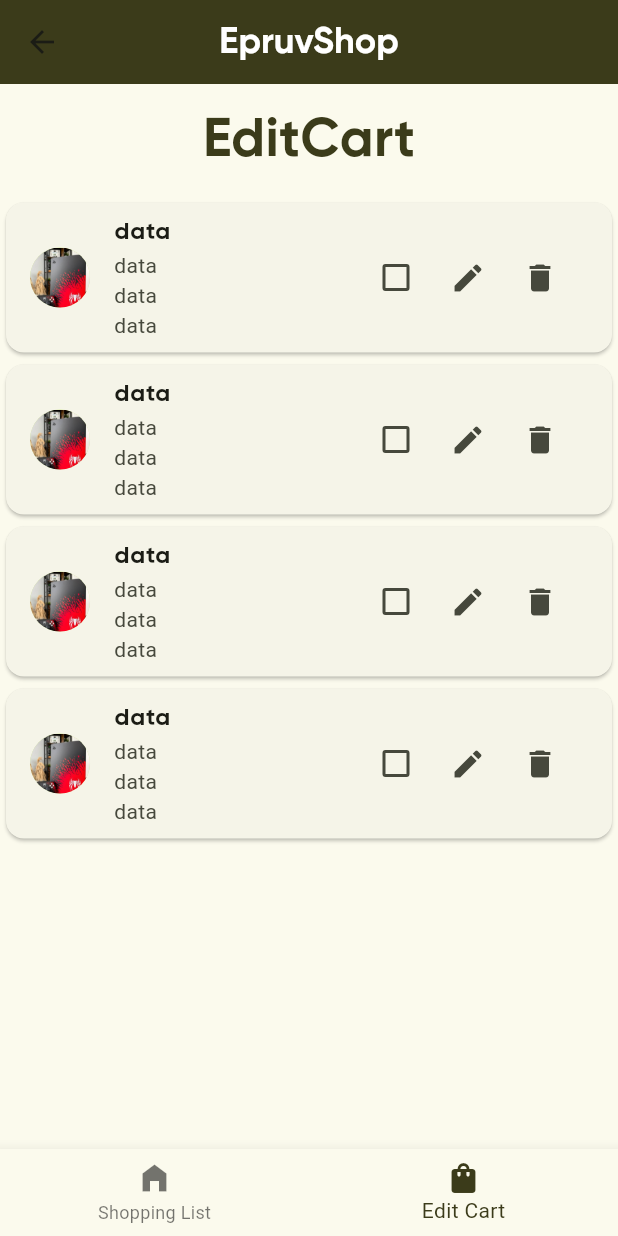
After one commit to qeisandi/flutter_task_13, a Flutter app: the BottomNav screen opened by its route, item 2 of the bottom bar chosen, after a tap on the "edit" icon, on a phone screen of 412 x 824 dp. The commit adds this screen. Run offline on Flutter 3.47's test engine with Material 3 defaults, Android fonts, the phone set to English and light mode, and no system bars; our stand-ins replace sqflite; accounts and stored records are empty.

Commit message:
project 13 flutter

```diff
--- /dev/null
+++ b/lib/project/bottom_nav.dart/bottom_nav.dart
@@ -0,0 +1,43 @@
+import 'package:flutter/material.dart';
+import 'package:flutter_task_13/project/home_screen/edit_cart.dart';
+import 'package:flutter_task_13/project/home_screen/home_screen.dart';
+
+class BottomNav extends StatefulWidget {
+  static const String id = "/bottom_nav";
+  const BottomNav({super.key});
+
+  @override
+  State<BottomNav> createState() => _BottomNavState();
+}
+
+class _BottomNavState extends State<BottomNav> {
+  int _bottom = 0;
+  static const List<Widget> _widgetOption = <Widget>[HomeScreen(), EditCart()];
+  void _onItemTapped(int index) {
+    setState(() {
+      _bottom = index;
+    });
+  }
+
+  @override
+  Widget build(BuildContext context) {
+    return Scaffold(
+      body: Center(child: _widgetOption.elementAt(_bottom)),
+      bottomNavigationBar: BottomNavigationBar(
+        items: const <BottomNavigationBarItem>[
+          BottomNavigationBarItem(
+            icon: Icon(Icons.home_filled),
+            label: 'Shopping List',
+          ),
+          BottomNavigationBarItem(
+            icon: Icon(Icons.shopping_bag_rounded),
+            label: 'Edit Cart',
+          ),
+        ],
+        currentIndex: _bottom,
+        selectedItemColor: Color(0xff3B3B1A),
+        onTap: _onItemTapped,
+      ),
+    );
+  }
+}
--- a/lib/project/dbHelper/db_helper.dart
+++ b/lib/project/dbHelper/db_helper.dart
@@ -41,4 +41,6 @@ class DbHelper {
       return null;
     }
   }
+
+  static getEditCartItems() {}
 }
--- /dev/null
+++ b/lib/project/home_screen/edit_cart.dart
@@ -0,0 +1,89 @@
+import 'package:flutter/material.dart';
+
+class EditCart extends StatefulWidget {
+  const EditCart({super.key});
+
+  @override
+  State<EditCart> createState() => _EditCartState();
+}
+
+class _EditCartState extends State<EditCart> {
+  bool _valueCheck = false;
+  @override
+  Widget build(BuildContext context) {
+    return Scaffold(
+      appBar: AppBar(
+        backgroundColor: Color(0xff3B3B1A),
+        centerTitle: true,
+        title: Text(
+          'EpruvShop',
+          style: TextStyle(
+            fontFamily: 'Gilroy',
+            fontSize: 24,
+            color: Colors.white,
+          ),
+        ),
+      ),
+      body: Column(
+        children: [
+          SizedBox(height: 12),
+          Text(
+            'EditCart',
+            style: TextStyle(
+              fontFamily: 'Gilroy',
+              fontSize: 36,
+              color: Color(0xff3B3B1A),
+            ),
+          ),
+          SizedBox(height: 12),
+          Expanded(
+            child: ListView.builder(
+              // shrinkWrap: true,
+              itemCount: 4,
+              itemBuilder: (BuildContext context, int index) {
+                return Column(
+                  children: [
+                    Card(
+                      child: ListTile(
+                        leading: CircleAvatar(
+                          backgroundImage: AssetImage('assets/image/pro4.jpg'),
+                        ),
+                        title: Text(
+                          'data',
+                          style: TextStyle(fontFamily: 'Gilroy'),
+                        ),
+                        subtitle: Text('data\ndata\ndata'),
+                        trailing: Row(
+                          mainAxisSize: MainAxisSize.min,
+                          children: [
+                            Checkbox(
+                              activeColor: Color(0xff3B3B1A),
+                              value: _valueCheck,
+                              onChanged: (value) {
+                                setState(() {
+                                  _valueCheck = value!;
+                                });
+                              },
+                            ),
+                            IconButton(
+                              onPressed: () {},
+                              icon: Icon(Icons.edit),
+                            ),
+                            IconButton(
+                              onPressed: () {},
+                              icon: Icon(Icons.delete),
+                            ),
+                          ],
+                        ),
+                      ),
+                    ),
+                  ],
+                );
+              },
+            ),
+          ),
+        ],
+      ),
+    );
+  }
+}
--- /dev/null
+++ b/lib/project/home_screen/helper/db_helper_home.dart
@@ -0,0 +1,56 @@
+import 'package:flutter_task_13/project/home_screen/helper/user_model_home.dart';
+import 'package:path/path.dart';
+import 'package:sqflite/sqflite.dart';
+
+class DatabaseHelper {
+  static Future<Database> db() async {
+    final dbPath = await getDatabasesPath();
+    return openDatabase(
+      join(dbPath, 'cart.db'),
+      onCreate: (db, version) {
+        return db.execute(
+          'CREATE TABLE cart(id INTEGER PRIMARY KEY AUTOINCREMENT, nama TEXT,kategori TEXT,harga INTEGER,)',
+        );
+      },
+      version: 1,
+    );
+  }
+
+  static Future<void> insertCart(Cart cart) async {
+    final db = await DatabaseHelper.db();
+    await db.insert(
+      'cart',
+      cart.toMap(),
+      conflictAlgorithm: ConflictAlgorithm.replace,
+    );
+  }
+
+  static Future<List<Cart>> getAllCart() async {
+    final db = await DatabaseHelper.db();
+    final List<Map<String, dynamic>> maps = await db.query('belanjaan');
+
+    return List.generate(maps.length, (i) => Cart.fromMap(maps[i]));
+  }
+
+  static Future<void> deleteCart(int id) async {
+    final db = await DatabaseHelper.db();
+    await db.delete('cart', where: 'id = ?', whereArgs: [id]);
+
+    final count = Sqflite.firstIntValue(
+      await db.rawQuery('SELECT COUNT (*) FROM cart'),
+    );
+    if (count == 0) {
+      await db.execute("DELETE FROM sqlite_sequence WHERE name ='cart'");
+    }
+  }
+
+  static Future<void> updateCart(Cart cart) async {
+    final db = await DatabaseHelper.db();
+    await db.update(
+      'cart',
+      cart.toMap(),
+      where: 'id = ?',
+      whereArgs: [cart.id],
+    );
+  }
+}
--- /dev/null
+++ b/lib/project/home_screen/helper/user_model_home.dart
@@ -0,0 +1,38 @@
+import 'dart:convert';
+
+// ignore_for_file: public_member_api_docs, sort_constructors_first
+class Cart {
+  final int? id;
+  final String nama;
+  final String kategori;
+  final int harga;
+  Cart({
+    this.id,
+    required this.nama,
+    required this.kategori,
+    required this.harga,
+  });
+
+  Map<String, dynamic> toMap() {
+    return <String, dynamic>{
+      'id': id,
+      'nama': nama,
+      'kategori': kategori,
+      'harga': harga,
+    };
+  }
+
+  factory Cart.fromMap(Map<String, dynamic> map) {
+    return Cart(
+      id: map['id'] != null ? map['id'] as int : null,
+      nama: map['nama'] as String,
+      kategori: map['kategori'] as String,
+      harga: map['harga'] as int,
+    );
+  }
+
+  String toJson() => json.encode(toMap());
+
+  factory Cart.fromJson(String source) =>
+      Cart.fromMap(json.decode(source) as Map<String, dynamic>);
+}
--- a/lib/project/home_screen/home_screen.dart
+++ b/lib/project/home_screen/home_screen.dart
@@ -1,5 +1,5 @@
 import 'package:flutter/material.dart';
-// import 'package:flutter_task_13/project/home_screen/model_screen.dart';
+import 'package:flutter/services.dart';
 
 class HomeScreen extends StatefulWidget {
   const HomeScreen({super.key});
@@ -9,107 +9,129 @@ class HomeScreen extends StatefulWidget {
 }
 
 class _HomeScreenState extends State<HomeScreen> {
-  // final List<Elektronik> kategoriC = [
-  //   Elektronik(
-  //     id: "1",
-  //     productName: "PS5 X Spiderman",
-  //     productPrice: '12.000.000,00',
-  //     productImage: "assets/image/pro4.jpg",
-  //   ),
-  //   Elektronik(
-  //     id: "2",
-  //     productName: "Laptop Advan",
-  //     productPrice: '1.200.000,00',
-  //     productImage: "assets/image/pro10.jpg",
-  //   ),
-  //   Elektronik(
-  //     id: "3",
-  //     productName: "Iphone xr",
-  //     productPrice: '8.000.000,00',
-  //     productImage: "assets/image/pro9.jpg",
-  //   ),
-  //   Elektronik(
-  //     id: "4",
-  //     productName: "Iphone 16pro",
-  //     productPrice: '18.000.000,00',
-  //     productImage: "assets/image/pro5.jpg",
-  //   ),
-  //   Elektronik(
-  //     id: "5",
-  //     productName: "Nintendo Switch",
-  //     productPrice: '23.100.000,00',
-  //     productImage: "assets/image/pro1.jpg",
-  //   ),
-  //   Elektronik(
-  //     id: "6",
-  //     productName: "Vr holocaust one set",
-  //     productPrice: '40.000.000,00',
-  //     productImage: "assets/image/pro3.jpg",
-  //   ),
-  //   Elektronik(
-  //     id: "7",
-  //     productName: "TV Toshiba",
-  //     productPrice: '3.000.000,00',
-  //     productImage: "assets/image/pro2.jpg",
-  //   ),
-  //   Elektronik(
-  //     id: "8",
-  //     productName: "Vynl",
-  //     productPrice: '1.000.000,00',
-  //     productImage: "assets/image/pro7.jpg",
-  //   ),
-  //   Elektronik(
-  //     id: "9",
-  //     productName: "HTC one",
-  //     productPrice: '12.000.000,00',
-  //     productImage: "assets/image/pro6.jpg",
-  //   ),
-  //   Elektronik(
-  //     id: "10",
-  //     productName: "Smartphone samsung s24",
-  //     productPrice: '20.300.000,00',
-  //     productImage: "assets/image/pro8.jpg",
-  //   ),
-  // ];
+  final List<Widget> widgetOption = [];
   @override
   Widget build(BuildContext context) {
     return Scaffold(
-      backgroundColor: Color(0xffE7EFC7),
       appBar: AppBar(
         backgroundColor: Color(0xff3B3B1A),
         centerTitle: true,
         title: Text(
-          'Your Cart',
+          'EpruvShop',
           style: TextStyle(
             fontFamily: 'Gilroy',
-            fontSize: 28,
+            fontSize: 24,
             color: Colors.white,
           ),
         ),
       ),
-      body: Column(
-        children: [
-          Container(
-            child: SingleChildScrollView(
-              child: Row(
+      drawer: Drawer(
+        child: ListView(
+          children: [
+            DrawerHeader(
+              child: Column(
+                crossAxisAlignment: CrossAxisAlignment.center,
                 children: [
-                  Padding(
-                    padding: const EdgeInsets.all(12),
-                    child: Image.asset('assets/image/pro2.jpg', width: 40),
+                  CircleAvatar(
+                    radius: 40,
+                    backgroundColor: Colors.blueGrey,
+                    child: CircleAvatar(
+                      radius: 37,
+                      backgroundImage: AssetImage("assets/image/cat.jpg"),
+                    ),
+                  ),
+                  Column(
+                    children: [
+                      Text(
+                        'Andi Qeis',
+                        style: TextStyle(fontFamily: 'Gilroy', fontSize: 24),
+                      ),
+                      Text('Shopping List', style: TextStyle(fontSize: 13)),
+                    ],
                   ),
                 ],
               ),
             ),
-          ),
-          ListView(
+            Row(
+              children: [
+                Expanded(child: Divider()),
+                // Padding(
+                //   padding: EdgeInsets.symmetric(horizontal: 8),
+                //   child: Text("ATAU"),
+                // ),
+                Expanded(child: Divider()),
+              ],
+            ),
+            ListTile(
+              leading: Icon(Icons.logout_outlined),
+              iconColor: Colors.red,
+              title: Text('Logout', style: TextStyle(fontFamily: 'Gilroy')),
+              onTap: () {
+                SystemNavigator.pop();
+                setState(() {});
+              },
+            ),
+          ],
+        ),
+      ),
+      body: Column(
+        mainAxisAlignment: MainAxisAlignment.end,
+        children: [
+          SizedBox(height: 12),
+          Row(
+            mainAxisAlignment: MainAxisAlignment.center,
             children: [
-              SizedBox(height: 24),
-              ListTile(
-                leading: Image.asset('assets/image/pro1.jpg'),
-                title: Text('Data', style: TextStyle(fontFamily: 'Gilroy')),
-                subtitle: Text('data\ndata\ndata'),
+              Icon(Icons.shopify, size: 40, color: Color(0xff3B3B1A)),
+              SizedBox(width: 4),
+              Text(
+                'ShoppingList',
+                style: TextStyle(
+                  fontFamily: 'Gilroy',
+                  fontSize: 36,
+                  color: Color(0xff3B3B1A),
+                ),
               ),
             ],
+          ),
+          SizedBox(height: 12),
+          Expanded(
+            child: GridView.builder(
+              gridDelegate: const SliverGridDelegateWithFixedCrossAxisCount(
+                crossAxisCount: 2,
+                crossAxisSpacing: 4,
+                mainAxisSpacing: 4,
+              ),
+              itemCount: 2,
+              itemBuilder: (BuildContext context, int index) {
+                return Card(
+                  elevation: 4,
+                  shape: RoundedRectangleBorder(
+                    borderRadius: BorderRadius.circular(12),
+                  ),
+                  child: Column(
+                    children: [
+                      Expanded(
+                        child: Image.asset(
+                          'assets/image/pro4.jpg',
+                          fit: BoxFit.cover,
+                        ),
+                      ),
+                      IconButton(
+                        icon: Icon(Icons.add_shopping_cart),
+                        onPressed: () {},
+                      ),
+                    ],
+                  ),
+                );
+              },
+            ),
+          ),
+          FloatingActionButton(
+            onPressed: () {
+              // showDialog(context: context, builder: (context) {});
+            },
+            backgroundColor: Color(0xff3B3B1A),
+            child: Icon(Icons.add, color: Colors.white),
           ),
         ],
       ),
--- a/lib/project/login.dart
+++ b/lib/project/login.dart
@@ -1,5 +1,6 @@
 // import 'package:flutter_task_13/project/dbHelper/Db_helper.dart';
 import 'package:flutter/material.dart';
+import 'package:flutter_task_13/project/bottom_nav.dart/bottom_nav.dart';
 import 'package:flutter_task_13/project/dbHelper/db_helper.dart';
 import 'package:flutter_task_13/project/register.dart';
 
@@ -21,7 +22,6 @@ class _LoginScreenState extends State<LoginScreen> {
   @override
   Widget build(BuildContext context) {
     return Scaffold(
-      backgroundColor: Color(0xffE7EFC7),
       resizeToAvoidBottomInset: false,
       appBar: AppBar(
         backgroundColor: Color(0xff3B3B1A),
@@ -178,6 +178,7 @@ class _LoginScreenState extends State<LoginScreen> {
                             ScaffoldMessenger.of(context).showSnackBar(
                               SnackBar(content: Text("Login successful")),
                             );
+                            Navigator.pushNamed(context, BottomNav.id);
                           } else {
                             ScaffoldMessenger.of(context).showSnackBar(
                               SnackBar(
--- a/lib/project/splash/splas.dart
+++ b/lib/project/splash/splas.dart
@@ -14,7 +14,6 @@ class _SplashState extends State<Splash> {
   @override
   Widget build(BuildContext context) {
     return Scaffold(
-      backgroundColor: Color(0xffE7EFC7),
       resizeToAvoidBottomInset: false,
       appBar: AppBar(
         backgroundColor: Color(0xff3B3B1A),
--- a/lib/project/splash/splas_2.dart
+++ b/lib/project/splash/splas_2.dart
@@ -35,7 +35,6 @@ class _SplashScreenState extends State<SplashScreen> {
   @override
   Widget build(BuildContext context) {
     return Scaffold(
-      backgroundColor: Color(0xffE7EFC7),
       body: Center(
         child: Column(
           mainAxisAlignment: MainAxisAlignment.center,
```
Also changed, not shown: lib/main.dart (+8 -18 lines), lib/project/home_screen/model_screen.dart (deleted, +0 -41 lines), lib/project/register.dart (+18 -5 lines).
